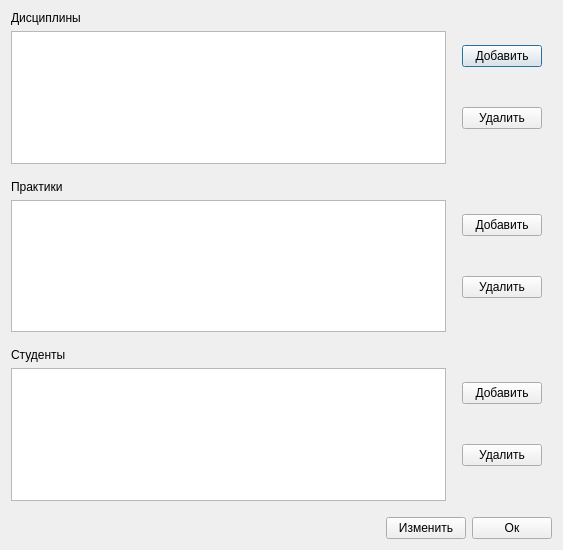
7enSmile/clientVKR, file ui/insertadditionaleducationalprogram.ui: the form before one commit.
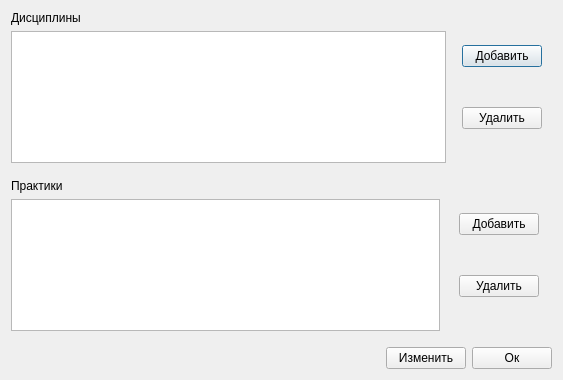
The form after the commit.

Diff of the .ui file:
```diff
--- a/ui/insertadditionaleducationalprogram.ui
+++ b/ui/insertadditionaleducationalprogram.ui
@@ -7,7 +7,7 @@
     <x>0</x>
     <y>0</y>
     <width>563</width>
-    <height>550</height>
+    <height>380</height>
    </rect>
   </property>
   <property name="windowTitle">
@@ -28,10 +28,19 @@
        <item>
         <widget class="QTableView" name="tableViewDiscipline">
          <attribute name="horizontalHeaderVisible">
-          <bool>false</bool>
+          <bool>true</bool>
+         </attribute>
+         <attribute name="horizontalHeaderCascadingSectionResizes">
+          <bool>true</bool>
          </attribute>
          <attribute name="horizontalHeaderDefaultSectionSize">
-          <number>1000</number>
+          <number>100</number>
+         </attribute>
+         <attribute name="horizontalHeaderHighlightSections">
+          <bool>false</bool>
+         </attribute>
+         <attribute name="horizontalHeaderStretchLastSection">
+          <bool>true</bool>
          </attribute>
         </widget>
        </item>
@@ -119,10 +128,25 @@
        <item>
         <widget class="QTableView" name="tableViewPractice">
          <attribute name="horizontalHeaderVisible">
-          <bool>false</bool>
+          <bool>true</bool>
+         </attribute>
+         <attribute name="horizontalHeaderCascadingSectionResizes">
+          <bool>true</bool>
          </attribute>
          <attribute name="horizontalHeaderDefaultSectionSize">
-          <number>1000</number>
+          <number>100</number>
+         </attribute>
+         <attribute name="horizontalHeaderHighlightSections">
+          <bool>false</bool>
+         </attribute>
+         <attribute name="horizontalHeaderStretchLastSection">
+          <bool>true</bool>
+         </attribute>
+         <attribute name="verticalHeaderVisible">
+          <bool>true</bool>
+         </attribute>
+         <attribute name="verticalHeaderStretchLastSection">
+          <bool>false</bool>
          </attribute>
         </widget>
        </item>
@@ -138,7 +162,7 @@
        </property>
        <property name="sizeHint" stdset="0">
         <size>
-         <width>10</width>
+         <width>13</width>
          <height>20</height>
         </size>
        </property>
@@ -172,7 +196,7 @@
        </property>
        <property name="sizeHint" stdset="0">
         <size>
-         <width>10</width>
+         <width>13</width>
          <height>20</height>
         </size>
        </property>
@@ -196,97 +220,6 @@
      </property>
     </spacer>
    </item>
-   <item>
-    <layout class="QHBoxLayout" name="horizontalLayout_3">
-     <item>
-      <layout class="QVBoxLayout" name="verticalLayout_7">
-       <item>
-        <widget class="QLabel" name="label_5">
-         <property name="text">
-          <string>Студенты</string>
-         </property>
-        </widget>
-       </item>
-       <item>
-        <widget class="QTableView" name="tableViewStudents">
-         <attribute name="horizontalHeaderVisible">
-          <bool>false</bool>
-         </attribute>
-         <attribute name="horizontalHeaderDefaultSectionSize">
-          <number>1000</number>
-         </attribute>
-        </widget>
-       </item>
-      </layout>
-     </item>
-     <item>
-      <spacer name="horizontalSpacer_6">
-       <property name="orientation">
-        <enum>Qt::Horizontal</enum>
-       </property>
-       <property name="sizeType">
-        <enum>QSizePolicy::Fixed</enum>
-       </property>
-       <property name="sizeHint" stdset="0">
-        <size>
-         <width>10</width>
-         <height>20</height>
-        </size>
-       </property>
-      </spacer>
-     </item>
-     <item>
-      <layout class="QVBoxLayout" name="verticalLayout_8">
-       <item>
-        <widget class="QPushButton" name="pushButtonInsertStudent">
-         <property name="text">
-          <string>Добавить</string>
-         </property>
-        </widget>
-       </item>
-       <item>
-        <widget class="QPushButton" name="pushButtonDeleteStudents">
-         <property name="text">
-          <string>Удалить</string>
-         </property>
-        </widget>
-       </item>
-      </layout>
-     </item>
-     <item>
-      <spacer name="horizontalSpacer_7">
-       <property name="orientation">
-        <enum>Qt::Horizontal</enum>
-       </property>
-       <property name="sizeType">
-        <enum>QSizePolicy::Fixed</enum>
-       </property>
-       <property name="sizeHint" stdset="0">
-        <size>
-         <width>10</width>
-         <height>20</height>
-        </size>
-       </property>
-      </spacer>
-     </item>
-    </layout>
-   </item>
-   <item>
-    <spacer name="verticalSpacer_3">
-     <property name="orientation">
-      <enum>Qt::Vertical</enum>
-     </property>
-     <property name="sizeType">
-      <enum>QSizePolicy::Fixed</enum>
-     </property>
-     <property name="sizeHint" stdset="0">
-      <size>
-       <width>20</width>
-       <height>10</height>
-      </size>
-     </property>
-    </spacer>
-   </item>
    <item>
     <layout class="QHBoxLayout" name="horizontalLayout_4">
      <item>
```
Left out of the diff: 2 changed lines with no effect on the pictures.
